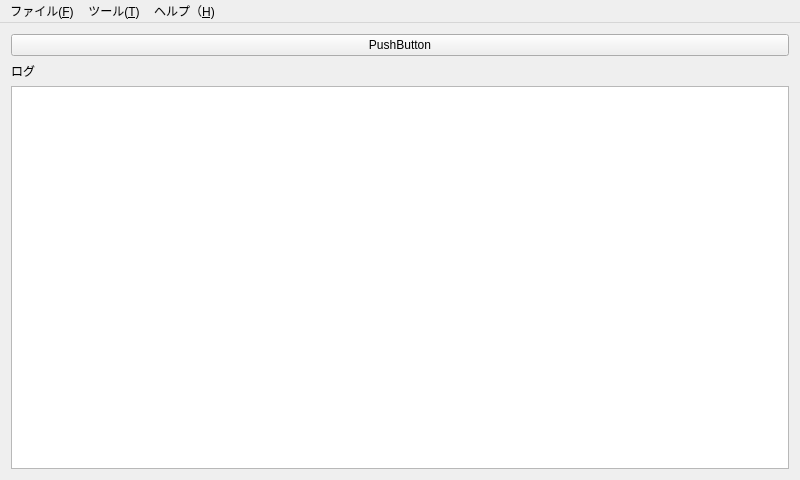
This is mainwindow.ui in embicoin/update_name_Qt as Qt 5 draws it before an edit. The edited form follows.
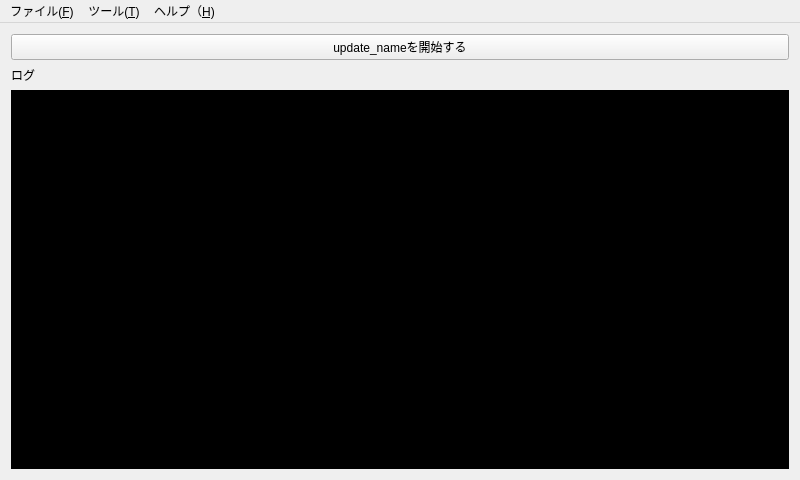
This is the edited form.

Commit message: ログを出すようにした

What changed in the file:
```diff
--- a/mainwindow.ui
+++ b/mainwindow.ui
@@ -18,7 +18,10 @@
     <item>
      <widget class="QPushButton" name="updateNameSwitch">
       <property name="text">
-       <string>PushButton</string>
+       <string>update_nameを開始する</string>
+      </property>
+      <property name="checkable">
+       <bool>true</bool>
       </property>
      </widget>
     </item>
@@ -30,7 +33,429 @@
      </widget>
     </item>
     <item>
-     <widget class="QPlainTextEdit" name="logText"/>
+     <widget class="QPlainTextEdit" name="logText">
+      <property name="palette">
+       <palette>
+        <active>
+         <colorrole role="WindowText">
+          <brush brushstyle="SolidPattern">
+           <color alpha="255">
+            <red>255</red>
+            <green>255</green>
+            <blue>255</blue>
+           </color>
+          </brush>
+         </colorrole>
+         <colorrole role="Button">
+          <brush brushstyle="SolidPattern">
+           <color alpha="255">
+            <red>0</red>
+            <green>0</green>
+            <blue>0</blue>
+           </color>
+          </brush>
+         </colorrole>
+         <colorrole role="Light">
+          <brush brushstyle="SolidPattern">
+           <color alpha="255">
+            <red>0</red>
+            <green>0</green>
+            <blue>0</blue>
+           </color>
+          </brush>
+         </colorrole>
+         <colorrole role="Midlight">
+          <brush brushstyle="SolidPattern">
+           <color alpha="255">
+            <red>0</red>
+            <green>0</green>
+            <blue>0</blue>
+           </color>
+          </brush>
+         </colorrole>
+         <colorrole role="Dark">
+          <brush brushstyle="SolidPattern">
+           <color alpha="255">
+            <red>0</red>
+            <green>0</green>
+            <blue>0</blue>
+           </color>
+          </brush>
+         </colorrole>
+         <colorrole role="Mid">
+          <brush brushstyle="SolidPattern">
+           <color alpha="255">
+            <red>0</red>
+            <green>0</green>
+            <blue>0</blue>
+           </color>
+          </brush>
+         </colorrole>
+         <colorrole role="Text">
+          <brush brushstyle="SolidPattern">
+           <color alpha="255">
+            <red>0</red>
+            <green>255</green>
+            <blue>0</blue>
+           </color>
+          </brush>
+         </colorrole>
+         <colorrole role="BrightText">
+          <brush brushstyle="SolidPattern">
+           <color alpha="255">
+            <red>255</red>
+            <green>255</green>
+            <blue>255</blue>
+           </color>
+          </brush>
+         </colorrole>
+         <colorrole role="ButtonText">
+          <brush brushstyle="SolidPattern">
+           <color alpha="255">
+            <red>255</red>
+            <green>255</green>
+            <blue>255</blue>
+           </color>
+          </brush>
+         </colorrole>
+         <colorrole role="Base">
+          <brush brushstyle="SolidPattern">
+           <color alpha="255">
+            <red>0</red>
+            <green>0</green>
+            <blue>0</blue>
+           </color>
+          </brush>
+         </colorrole>
+         <colorrole role="Window">
+          <brush brushstyle="SolidPattern">
+           <color alpha="255">
+            <red>0</red>
+            <green>0</green>
+            <blue>0</blue>
+           </color>
+          </brush>
+         </colorrole>
+         <colorrole role="Shadow">
+          <brush brushstyle="SolidPattern">
+           <color alpha="255">
+            <red>0</red>
+            <green>0</green>
+            <blue>0</blue>
+           </color>
+          </brush>
+         </colorrole>
+         <colorrole role="AlternateBase">
+          <brush brushstyle="SolidPattern">
+           <color alpha="255">
+            <red>0</red>
+            <green>0</green>
+            <blue>0</blue>
+           </color>
+          </brush>
+         </colorrole>
+         <colorrole role="ToolTipBase">
+          <brush brushstyle="SolidPattern">
+           <color alpha="255">
+            <red>255</red>
+            <green>255</green>
+            <blue>220</blue>
+           </color>
+          </brush>
+         </colorrole>
+         <colorrole role="ToolTipText">
+          <brush brushstyle="SolidPattern">
+           <color alpha="255">
+            <red>0</red>
+            <green>0</green>
+            <blue>0</blue>
+           </color>
+          </brush>
+         </colorrole>
+        </active>
+        <inactive>
+         <colorrole role="WindowText">
+          <brush brushstyle="SolidPattern">
+           <color alpha="255">
+            <red>255</red>
+            <green>255</green>
+            <blue>255</blue>
+           </color>
+          </brush>
+         </colorrole>
+         <colorrole role="Button">
+          <brush brushstyle="SolidPattern">
+           <color alpha="255">
+            <red>0</red>
+            <green>0</green>
+            <blue>0</blue>
+           </color>
+          </brush>
+         </colorrole>
+         <colorrole role="Light">
+          <brush brushstyle="SolidPattern">
+           <color alpha="255">
+            <red>0</red>
+            <green>0</green>
+            <blue>0</blue>
+           </color>
+          </brush>
+         </colorrole>
+         <colorrole role="Midlight">
+          <brush brushstyle="SolidPattern">
+           <color alpha="255">
+            <red>0</red>
+            <green>0</green>
+            <blue>0</blue>
+           </color>
+          </brush>
+         </colorrole>
+         <colorrole role="Dark">
+          <brush brushstyle="SolidPattern">
+           <color alpha="255">
+            <red>0</red>
+            <green>0</green>
+            <blue>0</blue>
+           </color>
+          </brush>
+         </colorrole>
+         <colorrole role="Mid">
+          <brush brushstyle="SolidPattern">
+           <color alpha="255">
+            <red>0</red>
+            <green>0</green>
+            <blue>0</blue>
+           </color>
+          </brush>
+         </colorrole>
+         <colorrole role="Text">
+          <brush brushstyle="SolidPattern">
+           <color alpha="255">
+            <red>0</red>
+            <green>255</green>
+            <blue>0</blue>
+           </color>
+          </brush>
+         </colorrole>
+         <colorrole role="BrightText">
+          <brush brushstyle="SolidPattern">
+           <color alpha="255">
+            <red>255</red>
+            <green>255</green>
+            <blue>255</blue>
+           </color>
+          </brush>
+         </colorrole>
+         <colorrole role="ButtonText">
+          <brush brushstyle="SolidPattern">
+           <color alpha="255">
+            <red>255</red>
+            <green>255</green>
+            <blue>255</blue>
+           </color>
+          </brush>
+         </colorrole>
+         <colorrole role="Base">
+          <brush brushstyle="SolidPattern">
+           <color alpha="255">
+            <red>0</red>
+            <green>0</green>
+            <blue>0</blue>
+           </color>
+          </brush>
+         </colorrole>
+         <colorrole role="Window">
+          <brush brushstyle="SolidPattern">
+           <color alpha="255">
+            <red>0</red>
+            <green>0</green>
+            <blue>0</blue>
+           </color>
+          </brush>
+         </colorrole>
+         <colorrole role="Shadow">
+          <brush brushstyle="SolidPattern">
+           <color alpha="255">
+            <red>0</red>
+            <green>0</green>
+            <blue>0</blue>
+           </color>
+          </brush>
+         </colorrole>
+         <colorrole role="AlternateBase">
+          <brush brushstyle="SolidPattern">
+           <color alpha="255">
+            <red>0</red>
+            <green>0</green>
+            <blue>0</blue>
+           </color>
+          </brush>
+         </colorrole>
+         <colorrole role="ToolTipBase">
+          <brush brushstyle="SolidPattern">
+           <color alpha="255">
+            <red>255</red>
+            <green>255</green>
+            <blue>220</blue>
+           </color>
+          </brush>
+         </colorrole>
+         <colorrole role="ToolTipText">
+          <brush brushstyle="SolidPattern">
+           <color alpha="255">
+            <red>0</red>
+            <green>0</green>
+            <blue>0</blue>
+           </color>
+          </brush>
+         </colorrole>
+        </inactive>
+        <disabled>
+         <colorrole role="WindowText">
+          <brush brushstyle="SolidPattern">
+           <color alpha="255">
+            <red>0</red>
+            <green>0</green>
+            <blue>0</blue>
+           </color>
+          </brush>
+         </colorrole>
+         <colorrole role="Button">
+          <brush brushstyle="SolidPattern">
+           <color alpha="255">
+            <red>0</red>
+            <green>0</green>
+            <blue>0</blue>
+           </color>
+          </brush>
+         </colorrole>
+         <colorrole role="Light">
+          <brush brushstyle="SolidPattern">
+           <color alpha="255">
+            <red>0</red>
+            <green>0</green>
+            <blue>0</blue>
+           </color>
+          </brush>
+         </colorrole>
+         <colorrole role="Midlight">
+          <brush brushstyle="SolidPattern">
+           <color alpha="255">
+            <red>0</red>
+            <green>0</green>
+            <blue>0</blue>
+           </color>
+          </brush>
+         </colorrole>
+         <colorrole role="Dark">
+          <brush brushstyle="SolidPattern">
+           <color alpha="255">
+            <red>0</red>
+            <green>0</green>
+            <blue>0</blue>
+           </color>
+          </brush>
+         </colorrole>
+         <colorrole role="Mid">
+          <brush brushstyle="SolidPattern">
+           <color alpha="255">
+            <red>0</red>
+            <green>0</green>
+            <blue>0</blue>
+           </color>
+          </brush>
+         </colorrole>
+         <colorrole role="Text">
+          <brush brushstyle="SolidPattern">
+           <color alpha="255">
+            <red>0</red>
+            <green>0</green>
+            <blue>0</blue>
+           </color>
+          </brush>
+         </colorrole>
+         <colorrole role="BrightText">
+          <brush brushstyle="SolidPattern">
+           <color alpha="255">
+            <red>255</red>
+            <green>255</green>
+            <blue>255</blue>
+           </color>
+          </brush>
+         </colorrole>
+         <colorrole role="ButtonText">
+          <brush brushstyle="SolidPattern">
+           <color alpha="255">
+            <red>0</red>
+            <green>0</green>
+            <blue>0</blue>
+           </color>
+          </brush>
+         </colorrole>
+         <colorrole role="Base">
+          <brush brushstyle="SolidPattern">
+           <color alpha="255">
+            <red>0</red>
+            <green>0</green>
+            <blue>0</blue>
+           </color>
+          </brush>
+         </colorrole>
+         <colorrole role="Window">
+          <brush brushstyle="SolidPattern">
+           <color alpha="255">
+            <red>0</red>
+            <green>0</green>
+            <blue>0</blue>
+           </color>
+          </brush>
+         </colorrole>
+         <colorrole role="Shadow">
+          <brush brushstyle="SolidPattern">
+           <color alpha="255">
+            <red>0</red>
+            <green>0</green>
+            <blue>0</blue>
+           </color>
+          </brush>
+         </colorrole>
+         <colorrole role="AlternateBase">
+          <brush brushstyle="SolidPattern">
+           <color alpha="255">
+            <red>0</red>
+            <green>0</green>
+            <blue>0</blue>
+           </color>
+          </brush>
+         </colorrole>
+         <colorrole role="ToolTipBase">
+          <brush brushstyle="SolidPattern">
+           <color alpha="255">
+            <red>255</red>
+            <green>255</green>
+            <blue>220</blue>
+           </color>
+          </brush>
+         </colorrole>
+         <colorrole role="ToolTipText">
+          <brush brushstyle="SolidPattern">
+           <color alpha="255">
+            <red>0</red>
+            <green>0</green>
+            <blue>0</blue>
+           </color>
+          </brush>
+         </colorrole>
+        </disabled>
+       </palette>
+      </property>
+      <property name="documentTitle">
+       <string/>
+      </property>
+      <property name="readOnly">
+       <bool>true</bool>
+      </property>
+     </widget>
     </item>
    </layout>
   </widget>
```
Left out of the diff: 2 changed lines with no effect on the pictures. The commit also changes 2 other files.
